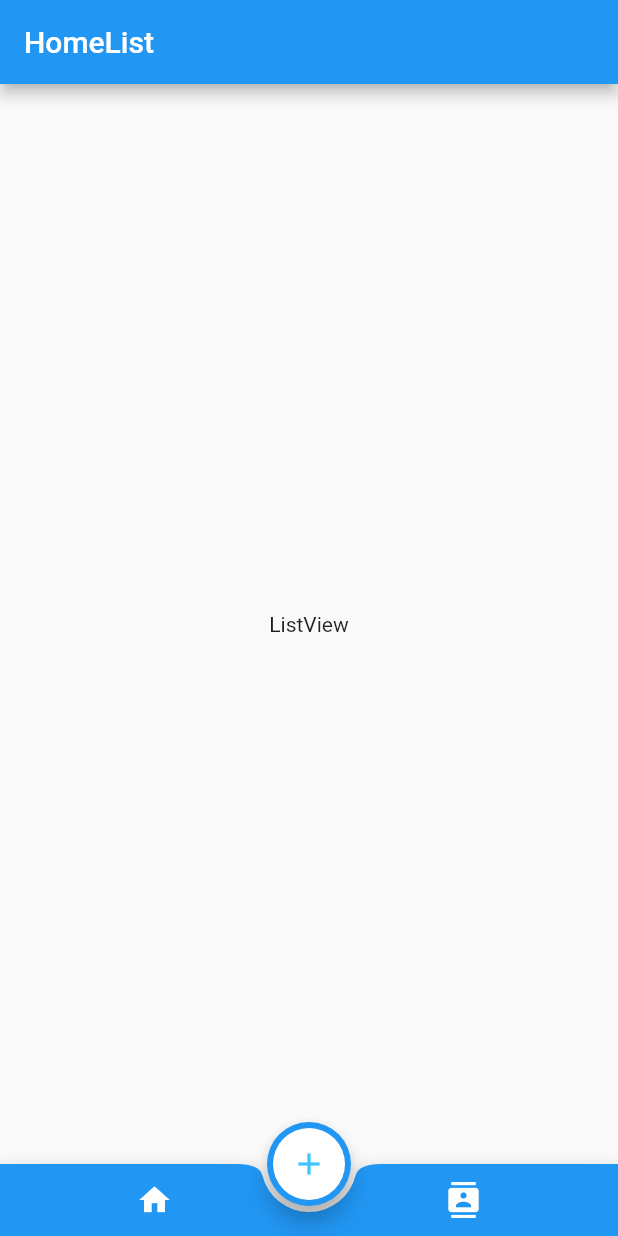
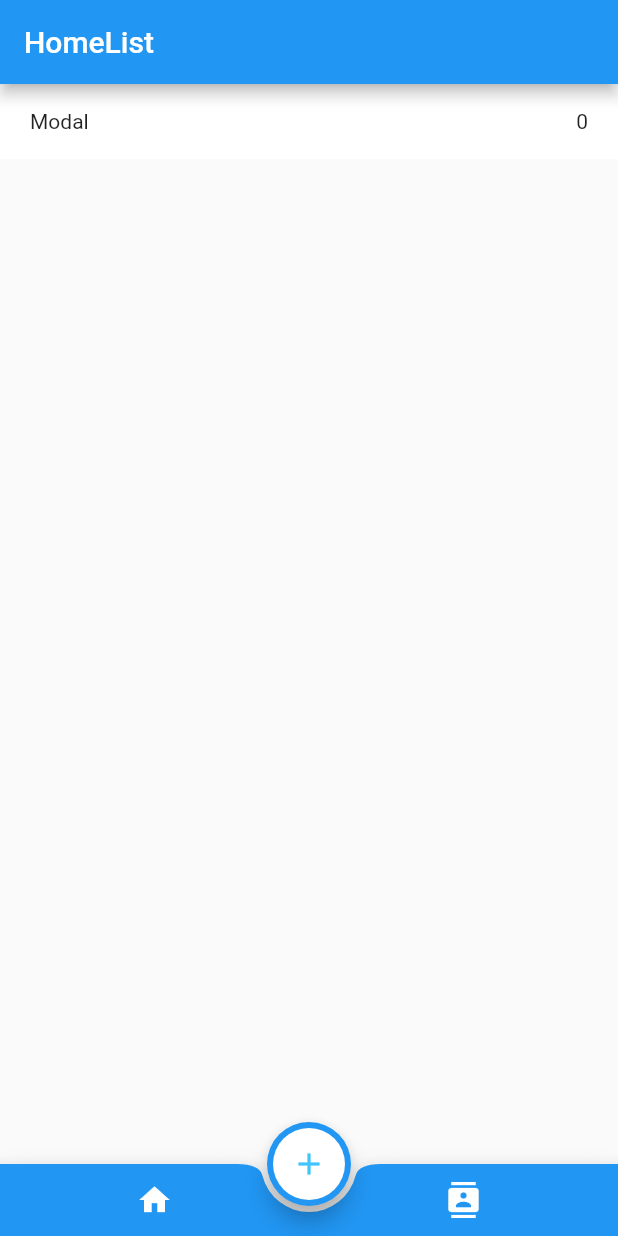
Before and after one commit to justForL/FlutterDemos, a Flutter app: the screen it shows after launch, after a tap on the "home" icon, on a phone screen of 412 x 824 dp. Run offline on Flutter 3.47's test engine with Material 2 defaults, Android fonts, the phone set to English and light mode, and no system bars.

Commit message:
add the listView

```diff
--- a/lib/Moudle/Home/HomeList.dart
+++ b/lib/Moudle/Home/HomeList.dart
@@ -4,14 +4,61 @@ import 'package:flutter/widgets.dart';
 void main() => runApp(HomeList());
 
 class HomeList extends StatelessWidget {
+  final List<HomeListItemModel> _dataSource = [
+    HomeListItemModel("Modal"),
+  ];
   Widget build(BuildContext context) {
     return Scaffold(
-      appBar: AppBar(
-        title: Text("HomeList"),
-      ),
-      body: Center(
-        child: Text("ListView"),
-      ),
+        // backgroundColor: Colors.red,
+        appBar: AppBar(
+          title: Text("HomeList"),
+        ),
+        body: ListView.builder(
+          itemCount: _dataSource.length,
+          itemBuilder: (BuildContext context, int index) {
+            return HomeListItem(_dataSource[index], index);
+          },
+          // separatorBuilder: (BuildContext context, int index) {
+          //   return Container(
+          //     height: 0.5,
+          //     color: Colors.grey,
+          //     margin: EdgeInsets.fromLTRB(20, 0, 0, 0),
+          //   );
+          // }
+        ));
+  }
+}
+
+class HomeListItem extends StatelessWidget {
+  final HomeListItemModel model;
+  final int index;
+  HomeListItem(this.model, this.index);
+
+  @override
+  Widget build(
+    BuildContext context,
+  ) {
+    return GestureDetector(
+      onTap: () {
+        //处理点击事件
+        print(this.index);
+      },
+      child: Container(
+          color: Colors.white,
+          padding: EdgeInsets.fromLTRB(20, 0, 20, 0),
+          height: 50,
+          child: Row(
+            mainAxisAlignment: MainAxisAlignment.spaceBetween,
+            children: <Widget>[
+              Text(this.model.title),
+              Text(this.index.toString())
+            ],
+          )),
     );
   }
 }
+
+class HomeListItemModel {
+  String title;
+  HomeListItemModel(this.title);
+}
--- a/lib/Widget/BottomTab.dart
+++ b/lib/Widget/BottomTab.dart
@@ -21,10 +21,18 @@ class _BottomTabState extends State<BottomTab> {
   }
 
   void _centerBtnClick() {
-    Navigator.of(context)
-        .push(MaterialPageRoute(builder: (BuildContext context) {
+    Navigator.of(context).push(MaterialPageRoute(
+        fullscreenDialog: true,
+        builder: (BuildContext context) {
           return Router();
         }));
+  }
+
+  void _changeCurrentIndex(int index) {
+    if (_index == index) return;
+    setState(() {
+      _index = index;
+    });
   }
 
   @override
@@ -38,19 +46,13 @@ class _BottomTabState extends State<BottomTab> {
                 shape: BoxShape.circle,
                 color: Colors.white,
               ),
-              child:
-              // Icon(
-              //       Icons.add,
-              //       color: Colors.lightBlueAccent,
-              //     )
-              SizedBox(
+              child: SizedBox(
                   height: 48,
                   width: 48,
                   child: Icon(
                     Icons.add,
                     color: Colors.lightBlueAccent,
-                  ))
-                  ),
+                  ))),
         ),
         floatingActionButtonLocation: FloatingActionButtonLocation.centerDocked,
         bottomNavigationBar: BottomAppBar(
@@ -63,21 +65,11 @@ class _BottomTabState extends State<BottomTab> {
                 IconButton(
                     icon: Icon(Icons.home),
                     color: Colors.white,
-                  onPressed: () {
-                    setState(() {
-                      _index = 0;
-                    });
-                  },
-                ),
+                    onPressed: () => _changeCurrentIndex(0)),
                 IconButton(
                     icon: Icon(Icons.contacts),
                     color: Colors.white,
-                  onPressed: () {
-                    setState(() {
-                      _index = 1;
-                    });
-                  },
-                )
+                    onPressed: () => _changeCurrentIndex(1))
               ],
             )));
   }
```
Also changed, not shown: flutter_01.png (added). Lines whose indentation alone changed are shown as unchanged.
